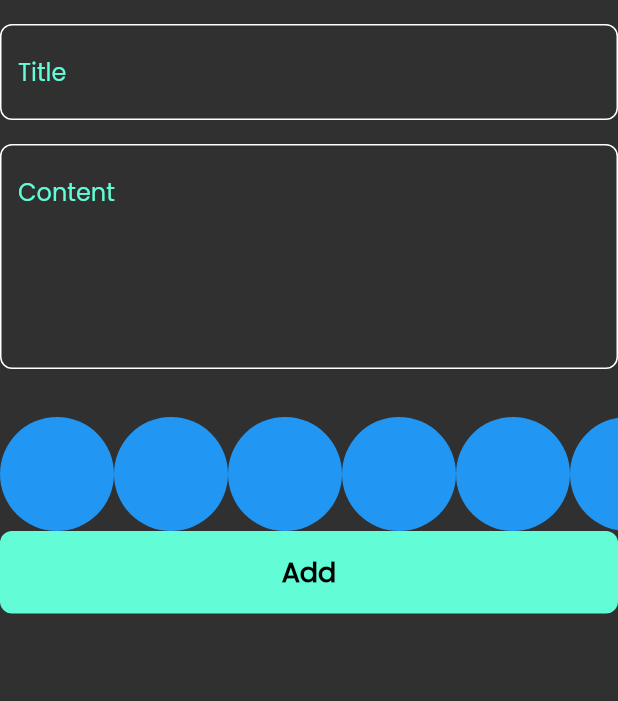
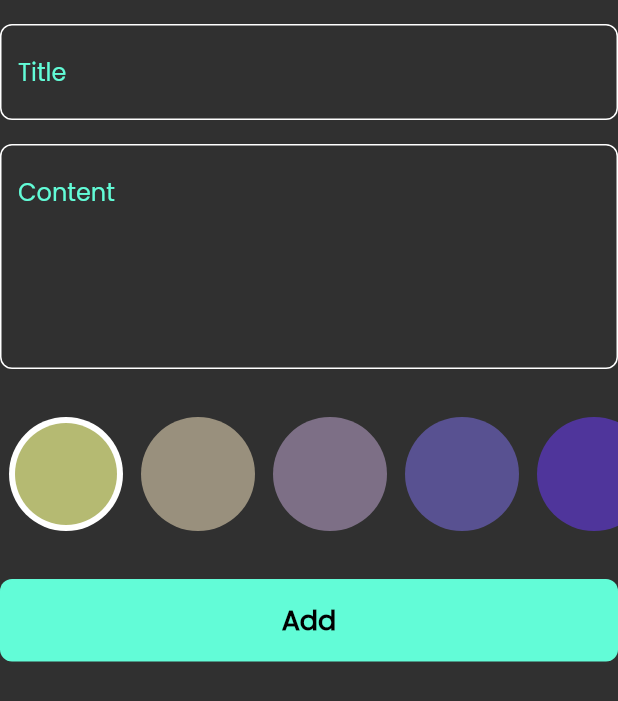
Before and after one commit to Nidjd/notes_app, a Flutter app: the AddNoteForm widget shown alone on an empty page, opened directly, on a phone screen of 412 x 824 dp. Shown: the top 701 px of the screen. Run offline on Flutter 3.47's test engine with Material 2 defaults, Android fonts, the phone set to English and light mode, and no system bars; our stand-ins replace bloc, flutter_bloc, font_awesome_flutter, hive, hive_flutter, modal_progress_hud_nsn; accounts and stored records are empty.

Commit message:
colors list view part 2

```diff
--- a/lib/views/widgets/add_note_form.dart
+++ b/lib/views/widgets/add_note_form.dart
@@ -51,10 +51,14 @@ class _AddNoteFormState extends State<AddNoteForm> {
           const SizedBox(
             height: 32,
           ),
-          SizedBox(
+          const SizedBox(
             child: ColorsListView(),
             height: 76,
           ),
+          const SizedBox(
+            height: 32,
+          ),
+
           BlocBuilder<AddNoteCubit, AddNoteState>(
             builder: (context, state) {
               return CustomTextButton(
--- a/lib/views/widgets/colors_list_view.dart
+++ b/lib/views/widgets/colors_list_view.dart
@@ -2,26 +2,64 @@ import 'package:flutter/cupertino.dart';
 import 'package:flutter/material.dart';
 
 class ColorItem extends StatelessWidget {
-  const ColorItem({super.key});
+  const ColorItem({super.key, required this.isActive, required this.color});
+  final bool isActive;
+  final Color color;
 
   @override
   Widget build(BuildContext context) {
-    return const CircleAvatar(
-      backgroundColor: Colors.blue,
+    return isActive
+        ?  CircleAvatar(
+            backgroundColor: Colors.white,
+            radius: 38,
+            child: CircleAvatar(
+              backgroundColor: color,
+              radius: 34,
+            ),
+          )
+        :  CircleAvatar(
+            backgroundColor: color,
             radius: 38,
           );
   }
 }
 
-class ColorsListView extends StatelessWidget {
+class ColorsListView extends StatefulWidget {
   const ColorsListView({super.key});
 
   @override
+  State<ColorsListView> createState() => _ColorsListViewState();
+}
+
+class _ColorsListViewState extends State<ColorsListView> {
+  int currentIndex = 0;
+  List<Color> colors = const [
+    Color(0xffB5BA72),
+    Color(0xff99907D),
+    Color(0xff7D6F86),
+    Color(0xff585191),
+    Color(0xff4F359B),
+  ];
+  @override
   Widget build(BuildContext context) {
     return ListView.builder(
-      itemCount: 10,
+      itemCount: colors.length,
       scrollDirection: Axis.horizontal,
-      itemBuilder: (context, index) => ColorItem(),
+      itemBuilder: (context, index) => Padding(
+        padding: const EdgeInsets.symmetric(
+          horizontal: 6,
+        ),
+        child: GestureDetector(
+          onTap: () {
+            currentIndex = index;
+            setState(() {});
+          },
+          child: ColorItem(
+            color: colors[index],
+            isActive: index == currentIndex,
+          ),
+        ),
+      ),
     );
   }
 }
```
Lines whose indentation alone changed are shown as unchanged.
